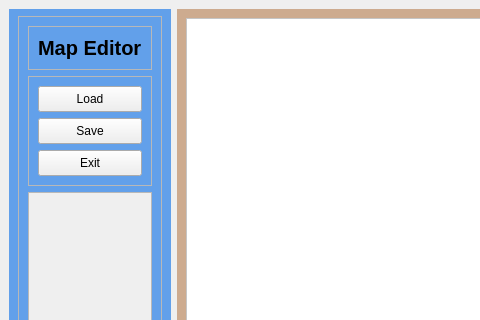
First picture: the form in editor/MapEditor.ui, repository alejoordonez02/counter-strike-2d, before the edit; both pictures show x 0 to 480 and y 0 to 320 of the 800 by 600 pixel window.
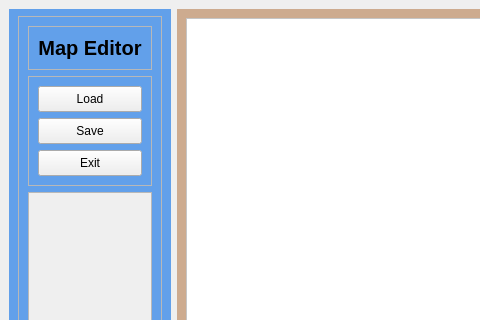
Second picture: the form after the edit. Icons and pictures are not drawn.

Patch:
```diff
--- a/editor/MapEditor.ui
+++ b/editor/MapEditor.ui
@@ -95,9 +95,15 @@
                  <strikeout>false</strikeout>
                 </font>
                </property>
+               <property name="styleSheet">
+                <string notr="true"/>
+               </property>
                <property name="text">
                 <string>Map Editor</string>
                </property>
+               <property name="alignment">
+                <set>Qt::AlignCenter</set>
+               </property>
               </widget>
              </item>
             </layout>
```
Left out of the diff: 16 changed lines with no effect on the pictures.
